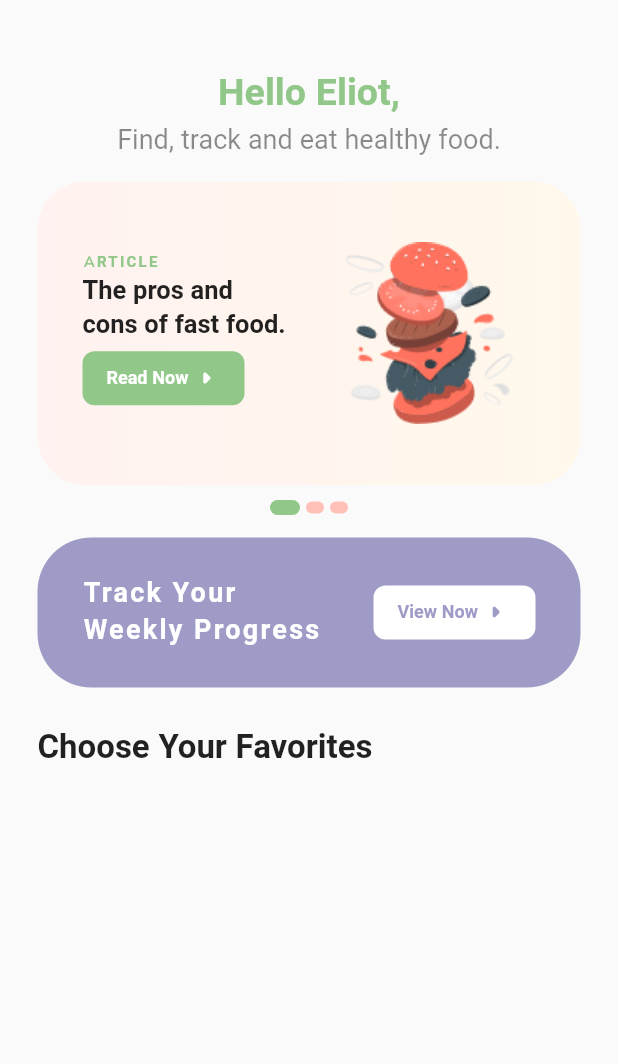
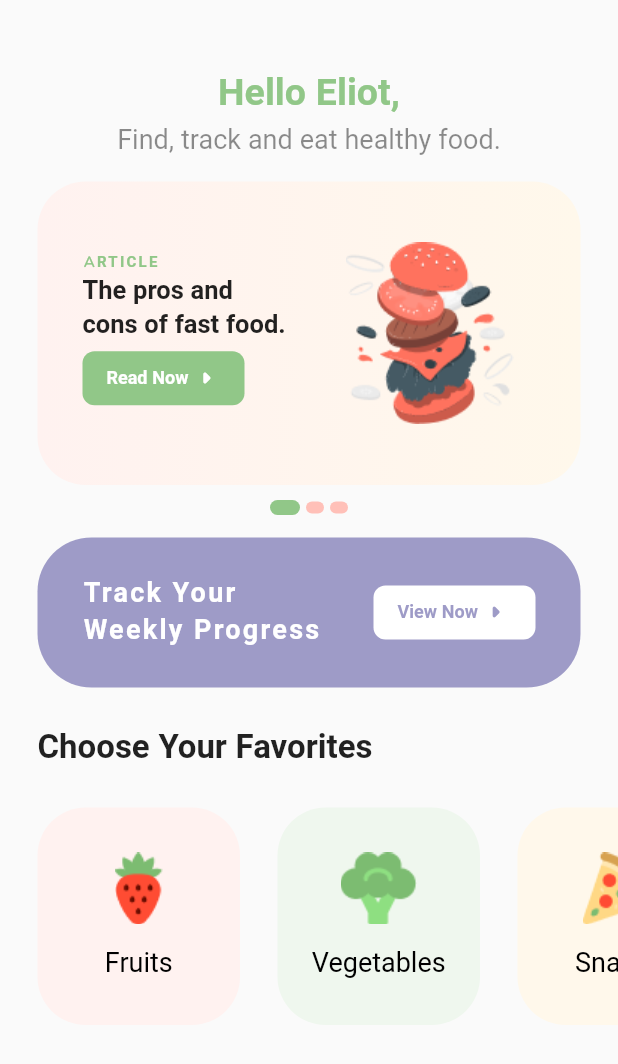
Before and after one commit to eliotfgn/kcal, a Flutter app: the HomeScreen screen opened by its route, on a phone screen of 412 x 824 dp. Shown: the top 1064 px of the screen. Run offline on Flutter 3.47's test engine with Material 2 defaults, Android fonts, the phone set to English and light mode, and no system bars; our stand-ins replace google_fonts; Roboto replaces fonts that are missing (Signika).

Commit message:
add category section

```diff
--- a/lib/screens/home/home_screen.dart
+++ b/lib/screens/home/home_screen.dart
@@ -3,8 +3,28 @@ import 'package:kcal/constants/color_constant.dart';
 import 'package:kcal/constants/text_constant.dart';
 import 'package:kcal/widgets/onboarding_stepper.dart';
 
+import '../../widgets/category_card.dart';
+
 class HomeScreen extends StatelessWidget {
   const HomeScreen({Key? key}) : super(key: key);
+
+  static const List<Map<String, dynamic>> categories = [
+    {
+      "imagePath": "assets/images/fruits.png",
+      "title": "Fruits",
+      "color": Color(0XFFFFF2F0),
+    },
+    {
+      "imagePath": "assets/images/vegetables.png",
+      "title": "Vegetables",
+      "color": Color(0XFFEFF7EE),
+    },
+    {
+      "imagePath": "assets/images/snacks.png",
+      "title": "Snacks",
+      "color": Color(0XFFFFF8EB),
+    },
+  ];
 
   @override
   Widget build(BuildContext context) {
@@ -149,6 +169,29 @@ class HomeScreen extends StatelessWidget {
                   ),
                 ),
               ),
+              const SizedBox(
+                height: 25,
+              ),
+              SingleChildScrollView(
+                scrollDirection: Axis.horizontal,
+                child: Row(
+                  children: [
+                    const SizedBox(
+                      width: 25,
+                    ),
+                    ...categories
+                        .map((element) => Padding(
+                              padding: const EdgeInsets.only(right: 25),
+                              child: CategoryCard(
+                                imagePath: element["imagePath"],
+                                title: element["title"],
+                                color: element["color"],
+                              ),
+                            ))
+                        .toList()
+                  ],
+                ),
+              )
             ],
           ),
         ),
--- a/lib/widgets/category_card.dart
+++ b/lib/widgets/category_card.dart
@@ -16,14 +16,20 @@ class CategoryCard extends StatelessWidget {
   @override
   Widget build(BuildContext context) {
     return Container(
-      padding: const EdgeInsets.symmetric(horizontal: 45, vertical: 32),
+      width: 135,
+      height: 145,
+      decoration: BoxDecoration(
+        color: color,
+        borderRadius: BorderRadius.circular(32),
+      ),
       child: Column(
+        mainAxisAlignment: MainAxisAlignment.center,
         children: [
           Image.asset(imagePath),
           const SizedBox(height: 12),
           Text(
             title,
-            style: TextConstant.nunitoBold,
+            style: TextConstant.homeText.copyWith(color: Colors.black),
           ),
         ],
       ),
```
Also changed, not shown: assets/images/fruits.png (added), assets/images/snacks.png (added), assets/images/vegetables.png (added).
